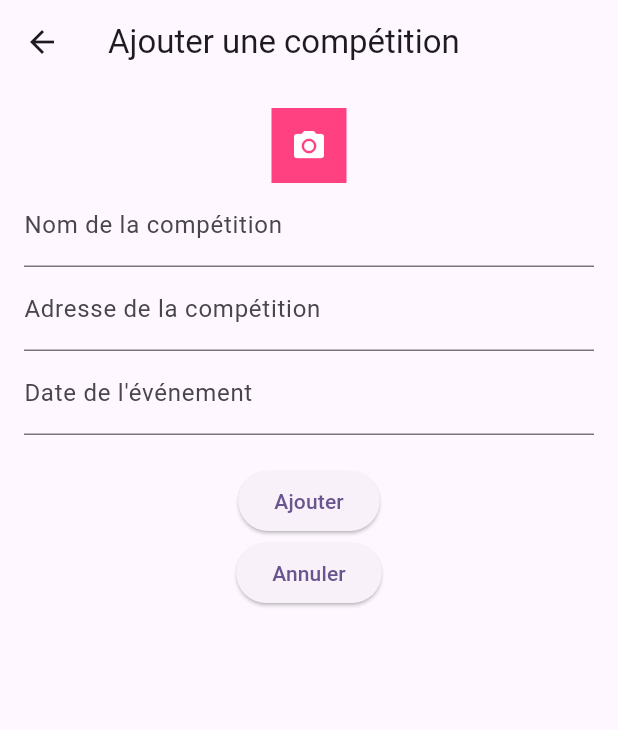
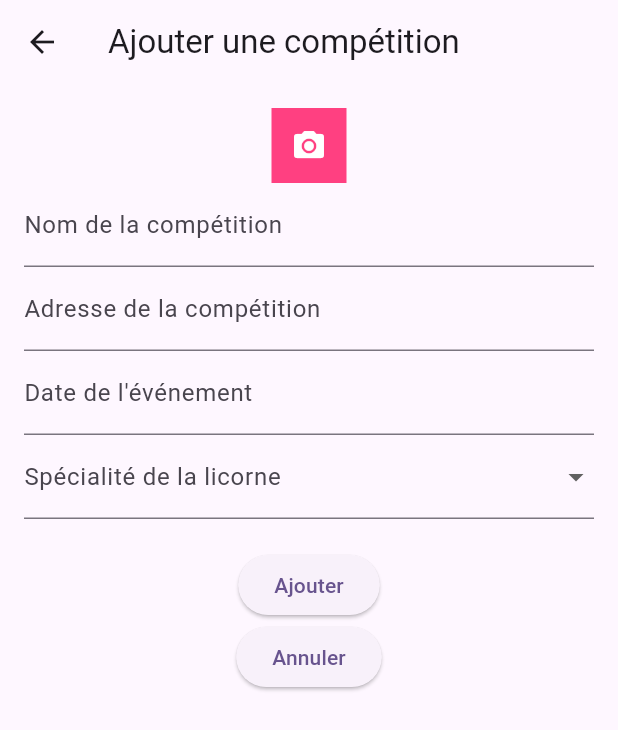
Before and after one commit to AyaAid/Flutter_project, a Flutter app: the ContestFormPage screen opened directly, on a phone screen of 412 x 824 dp. Shown: the top 730 px of the screen. Run offline on Flutter 3.47's test engine with Material 2 defaults, Android fonts, the phone set to English and light mode, and no system bars; our stand-ins replace image_picker, table_calendar; missing offline and left inert: dart:ffi, mongo_dart; accounts and stored records are empty.

Commit message:
last push

```diff
--- a/lib/form/contest.dart
+++ b/lib/form/contest.dart
@@ -13,8 +13,10 @@ class ContestFormModel {
   String? adress;
   Uint8List? image;
   DateTime? datetime;
+  String? level;
   bool? isVerify;
   String? user;
+  List<String>? participants;
 }
 
 class ContestFormPage extends StatefulWidget {
@@ -120,6 +122,21 @@ class _ContestPageState extends State<ContestFormPage> {
                   },
                   readOnly: true,
                 ),
+                DropdownButtonFormField<String>(
+                  decoration: const InputDecoration(labelText: 'Spécialité de la licorne'),
+                  value: _contestForm.level,
+                  items: ['Amateur', 'C1', 'C2', 'C3', 'C4'].map((String value) {
+                    return DropdownMenuItem<String>(
+                      value: value,
+                      child: Text(value),
+                    );
+                  }).toList(),
+                  onChanged: (String? newValue) {
+                    setState(() {
+                      _contestForm.level = newValue;
+                    });
+                  },
+                ),
 
                 const SizedBox(height: 20.0),
                 ElevatedButton(
@@ -142,9 +159,11 @@ class _ContestPageState extends State<ContestFormPage> {
                         'name': _contestForm.name,
                         'adress': _contestForm.adress,
                         'datetime': _contestForm.datetime,
+                        'level': _contestForm.level,
                         'image': _contestForm.image != null ? Uint8List.fromList(_contestForm.image as List<int>) : null,
                         'isVerify': isVerified,
                         'user': loggedInUsername,
+                        'participants': _contestForm.participants ?? []..add(loggedInUsername!),
                       };
                       bool isValid = await MongoDataBase().addToDB(contest, "contests");
                       if (isValid) {
--- a/lib/page/homePage.dart
+++ b/lib/page/homePage.dart
@@ -307,10 +307,9 @@ class _HomePageState extends State<HomePage> {
                   final contest = item as Map<String, dynamic>;
                   final eventId = contest['_id'].toString();
                   final isParticipating = userParticipation[eventId] ?? false;
-                  Uint8List imageBytes = Uint8List.fromList(List<int>.from(contest['image']));
                   return ListTile(
                       title: Text('Compétition : ${contest['name']}'),
-                      subtitle: Text('${contest['datetime']} || ${contest['adress']}'),
+                      subtitle: Text('${contest['datetime']} || ${contest['adress']} || ${contest['level']}'),
                       leading: isParticipating
                           ? const Icon(
                         Icons.check_box,
```
Also changed, not shown: lib/database/mongodb.dart (+31 -0 lines), lib/page/adminPage.dart (+24 -0 lines).
